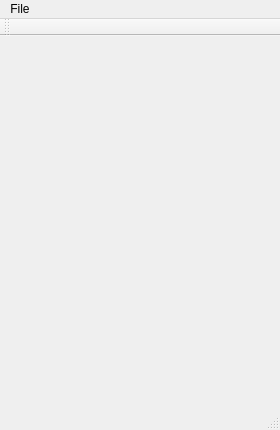
Qt form Forms/mainwindow.ui (jasonodonnell/twitchcreep) before a commit.
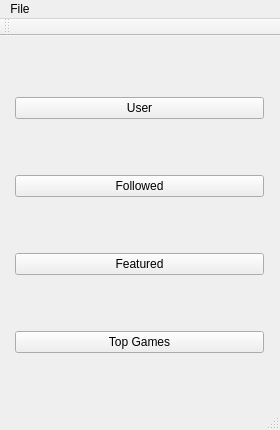
The same form after that commit.

Patch:
```diff
--- a/Forms/mainwindow.ui
+++ b/Forms/mainwindow.ui
@@ -13,7 +13,48 @@
   <property name="windowTitle">
    <string>MainWindow</string>
   </property>
-  <widget class="QWidget" name="centralWidget"/>
+  <widget class="QWidget" name="centralWidget">
+   <widget class="QWidget" name="">
+    <property name="geometry">
+     <rect>
+      <x>4</x>
+      <y>0</y>
+      <width>271</width>
+      <height>381</height>
+     </rect>
+    </property>
+    <layout class="QVBoxLayout" name="verticalLayout">
+     <item>
+      <widget class="QPushButton" name="pushButton_4">
+       <property name="text">
+        <string>User</string>
+       </property>
+      </widget>
+     </item>
+     <item>
+      <widget class="QPushButton" name="pushButton">
+       <property name="text">
+        <string>Followed</string>
+       </property>
+      </widget>
+     </item>
+     <item>
+      <widget class="QPushButton" name="pushButton_2">
+       <property name="text">
+        <string>Featured</string>
+       </property>
+      </widget>
+     </item>
+     <item>
+      <widget class="QPushButton" name="pushButton_3">
+       <property name="text">
+        <string>Top Games</string>
+       </property>
+      </widget>
+     </item>
+    </layout>
+   </widget>
+  </widget>
   <widget class="QMenuBar" name="menuBar">
    <property name="geometry">
     <rect>
```
